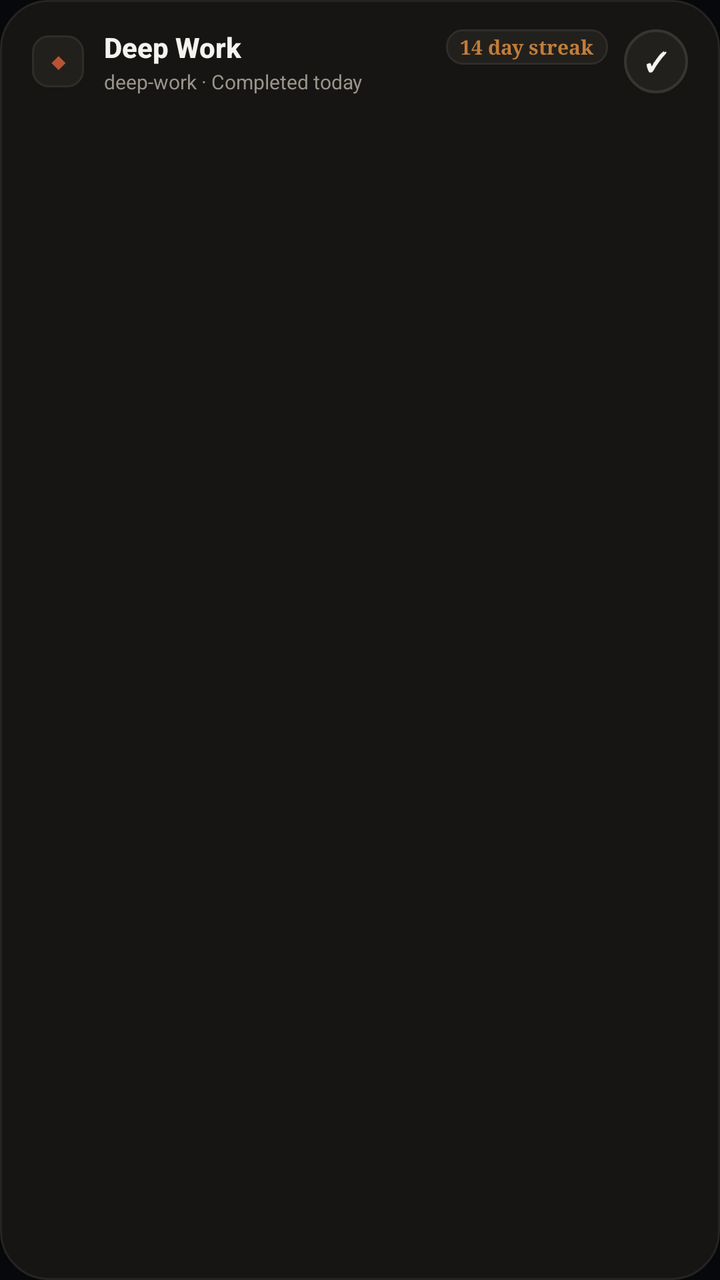
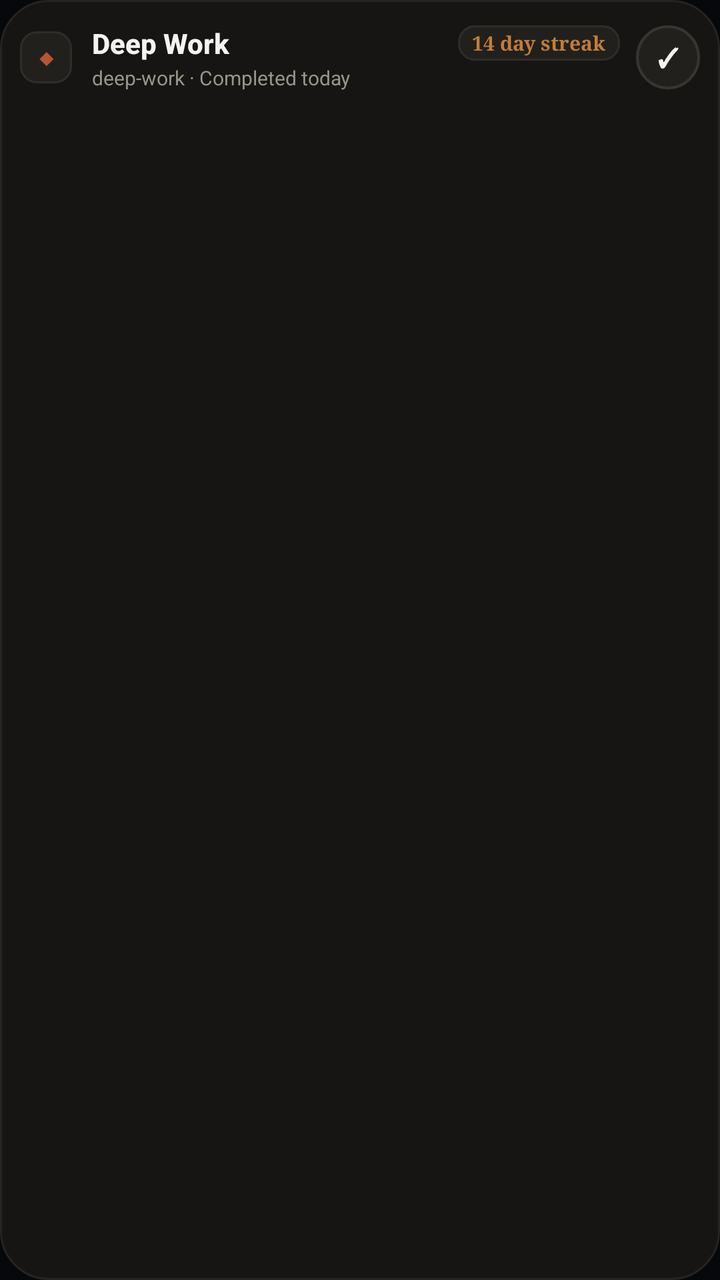

Two renders of the same Android screen: before a commit and after it. Below are the layout's source before the change and the commit's diff.
<!-- AndroidManifest.xml: application theme Theme.Tessera -->
<!-- res/layout/widget_habit_heatmap.xml -->
<?xml version="1.0" encoding="utf-8"?>
<LinearLayout xmlns:android="http://schemas.android.com/apk/res/android"
    android:id="@+id/widget_root"
    android:layout_width="match_parent"
    android:layout_height="match_parent"
    android:background="@drawable/widget_bg_dark"
    android:orientation="vertical"
    android:paddingStart="16dp"
    android:paddingTop="14dp"
    android:paddingEnd="16dp"
    android:paddingBottom="14dp">

    
    <LinearLayout
        android:layout_width="match_parent"
        android:layout_height="wrap_content"
        android:gravity="center_vertical"
        android:orientation="horizontal">

        
        <LinearLayout
            android:id="@+id/widget_header_container"
            android:layout_width="0dp"
            android:layout_height="wrap_content"
            android:layout_weight="1"
            android:gravity="center_vertical"
            android:orientation="horizontal">

            
            <TextView
                android:id="@+id/widget_color_dot"
                android:layout_width="26dp"
                android:layout_height="26dp"
                android:background="@drawable/widget_streak_badge_bg"
                android:gravity="center"
                android:text="◆"
                android:textColor="#B85435"
                android:textSize="11sp"
                android:textStyle="bold" />

            <LinearLayout
                android:layout_width="0dp"
                android:layout_height="wrap_content"
                android:layout_marginStart="10dp"
                android:layout_marginEnd="8dp"
                android:layout_weight="1"
                android:orientation="vertical">

                <LinearLayout
                    android:layout_width="match_parent"
                    android:layout_height="wrap_content"
                    android:gravity="center_vertical"
                    android:orientation="horizontal">

                    <TextView
                        android:id="@+id/widget_habit_title"
                        android:layout_width="0dp"
                        android:layout_height="wrap_content"
                        android:layout_weight="1"
                        android:ellipsize="end"
                        android:fontFamily="sans-serif-medium"
                        android:maxLines="1"
                        android:text="Deep Work"
                        android:textColor="#F5F3EF"
                        android:textSize="14sp"
                        android:textStyle="bold" />

                    <TextView
                        android:id="@+id/widget_streak_badge"
                        android:layout_width="wrap_content"
                        android:layout_height="wrap_content"
                        android:layout_marginStart="6dp"
                        android:background="@drawable/widget_streak_badge_bg"
                        android:fontFamily="serif"
                        android:paddingStart="7dp"
                        android:paddingTop="2dp"
                        android:paddingEnd="7dp"
                        android:paddingBottom="2dp"
                        android:text="14 day streak"
                        android:textColor="#C27D38"
                        android:textSize="10sp"
                        android:textStyle="bold" />
                </LinearLayout>

                <TextView
                    android:id="@+id/widget_habit_subtitle"
                    android:layout_width="match_parent"
                    android:layout_height="wrap_content"
                    android:layout_marginTop="1dp"
                    android:ellipsize="end"
                    android:fontFamily="sans-serif"
                    android:maxLines="1"
                    android:text="deep-work · Completed today"
                    android:textColor="#9A948A"
                    android:textSize="10sp" />
            </LinearLayout>
        </LinearLayout>

        
        <TextView
            android:id="@+id/widget_check_in_btn"
            android:layout_width="32dp"
            android:layout_height="32dp"
            android:background="@drawable/widget_btn_checkin_active"
            android:contentDescription="@string/widget_checkin_content_desc"
            android:fontFamily="sans-serif-medium"
            android:gravity="center"
            android:text="✓"
            android:textColor="#F5F3EF"
            android:textSize="13sp"
            android:textStyle="bold" />
    </LinearLayout>

    
    <ImageView
        android:id="@+id/widget_heatmap_image"
        android:layout_width="match_parent"
        android:layout_height="0dp"
        android:layout_marginTop="8dp"
        android:layout_weight="1"
        android:adjustViewBounds="false"
        android:contentDescription="@string/widget_heatmap_content_desc"
        android:scaleType="fitXY" />

</LinearLayout>
<!-- resources referenced by this layout -->
<resources>
  <!-- drawable widget_bg_dark (drawable) -->
  <?xml version="1.0" encoding="utf-8"?>
  <shape xmlns:android="http://schemas.android.com/apk/res/android"
      android:shape="rectangle">
      <solid android:color="#161514" />
      <corners android:radius="24dp" />
      <stroke
          android:width="1dp"
          android:color="#262421" />
  </shape>
  <!-- drawable widget_btn_checkin_active (drawable) -->
  <?xml version="1.0" encoding="utf-8"?>
  <shape xmlns:android="http://schemas.android.com/apk/res/android"
      android:shape="oval">
      <solid android:color="#22201D" />
      <stroke
          android:width="1.2dp"
          android:color="#383530" />
  </shape>
  <!-- drawable widget_streak_badge_bg (drawable) -->
  <?xml version="1.0" encoding="utf-8"?>
  <shape xmlns:android="http://schemas.android.com/apk/res/android"
      android:shape="rectangle">
      <solid android:color="#22201D" />
      <corners android:radius="8dp" />
      <stroke
          android:width="1dp"
          android:color="#302D29" />
  </shape>
  <string name="widget_checkin_content_desc">Log habit completion for today</string>
  <string name="widget_heatmap_content_desc">Habit contribution heatmap matrix</string>
  <style name="Theme.Tessera" parent="android:Theme.Material.NoActionBar">
          <item name="android:statusBarColor">@color/surface_abyss</item>
          <item name="android:navigationBarColor">@color/surface_abyss</item>
          <item name="android:windowBackground">@color/surface_abyss</item>
      </style>
  <color name="surface_abyss">#07080B</color>
</resources>

<!-- the commit's change to res/layout/widget_habit_heatmap.xml (unified diff, before → after) -->
@@ -5,10 +5,10 @@
     android:layout_height="match_parent"
     android:background="@drawable/widget_bg_dark"
     android:orientation="vertical"
-    android:paddingStart="16dp"
-    android:paddingTop="14dp"
-    android:paddingEnd="16dp"
-    android:paddingBottom="14dp">
+    android:paddingStart="10dp"
+    android:paddingTop="12dp"
+    android:paddingEnd="10dp"
+    android:paddingBottom="12dp">
 
     
     <LinearLayout
